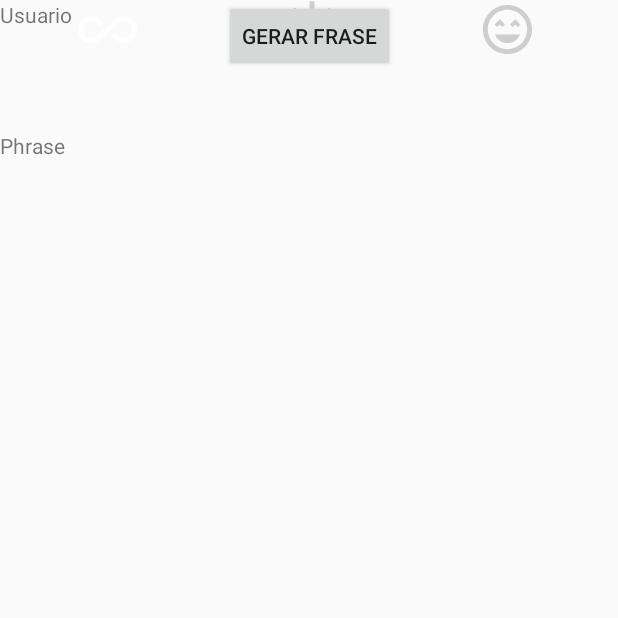
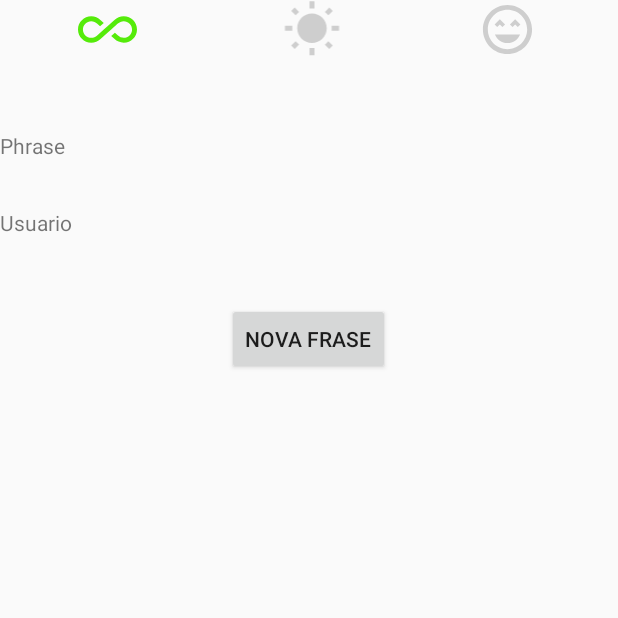
Before and after one commit to julio-cesar-vgs/kotlin-projeto2, an Android app: the MainActivity screen opened directly, with no data from a screen before it, on a phone screen of 412 x 824 dp, the top half of it. Run offline under Robolectric (Android 15) with nearby library versions, the phone set to English and light mode, and no system bars.

Commit message:
118. Implementando filtro
Signed-off-by: Sleepk <julio.cesar.vgs@gmail.com>

```diff
--- a/Motivation/app/src/main/java/devmasterteam/com/views/MainActivity.kt
+++ b/Motivation/app/src/main/java/devmasterteam/com/views/MainActivity.kt
@@ -1,14 +1,75 @@
 package devmasterteam.com.views
 
 import android.os.Bundle
+import android.view.View
 import androidx.appcompat.app.AppCompatActivity
 import devmasterteam.com.R
+import devmasterteam.com.util.MotivationConstants
+import kotlinx.android.synthetic.main.activity_main.*
 
-class MainActivity : AppCompatActivity() {
+class MainActivity : AppCompatActivity(), View.OnClickListener {
 
+    // declaracao inicial da variavel trazendo o all
+    private var mFilter = MotivationConstants.PHRASE_FILTER.ALL
+
+    //cria a primeira tela.
     override fun onCreate(savedInstanceState: Bundle?) {
         super.onCreate(savedInstanceState)
         setContentView(R.layout.activity_main)
+
+        /**
+         * setta o evento
+         */
+        setListeners()
+
+        //Inicializa
+        handleFilter(R.id.imageAll)
+    }
+
+    /**
+     * onde é feito o click dos botoes
+     */
+    private fun setListeners() {
+        imageAll.setOnClickListener(this)
+        imageHappy.setOnClickListener(this)
+        imageSun.setOnClickListener(this)
+        buttonNewPhrase.setOnClickListener(this)
+    }
+
+    /**
+     * Aqui sera reconhecido o click dos itens.
+     */
+    override fun onClick(view: View?) {
+        val id = view?.id
+        val listID = listOf(R.id.imageAll, R.id.imageHappy, R.id.imageSun)
+        if (id in listID) {
+            handleFilter(id)
+        } else {
+            refreshPhrase()
+        }
+
+    }
+
+    private fun handleFilter(id: Int?) {
+
+        imageSun.setImageResource(R.drawable.ic_sun_unselected)
+        imageAll.setImageResource(R.drawable.ic_all_unselected)
+        imageHappy.setImageResource(R.drawable.ic_happy_unselected)
+
+        if (id == R.id.imageAll) {
+            mFilter = MotivationConstants.PHRASE_FILTER.ALL
+            imageAll.setImageResource(R.drawable.ic_all_selected)
+        } else if (id == R.id.imageHappy) {
+            mFilter = MotivationConstants.PHRASE_FILTER.HAPPY
+            imageHappy.setImageResource(R.drawable.ic_happy_selected)
+        } else if (id == R.id.imageSun) {
+            mFilter = MotivationConstants.PHRASE_FILTER.SUN
+            imageSun.setImageResource(R.drawable.ic_sun_selected)
+        }
+    }
+
+    private fun refreshPhrase() {
+
     }
 
 
--- a/Motivation/app/src/main/res/layout/activity_main.xml
+++ b/Motivation/app/src/main/res/layout/activity_main.xml
@@ -55,9 +55,10 @@
         android:id="@+id/userName"
         android:layout_width="wrap_content"
         android:layout_height="wrap_content"
+        android:layout_marginTop="32dp"
         android:text="Usuario"
         app:layout_constraintStart_toStartOf="parent"
-        tools:layout_editor_absoluteY="128dp" />
+        app:layout_constraintTop_toBottomOf="@+id/textPhrase" />
 
     <TextView
         android:id="@+id/textPhrase"
@@ -66,16 +67,18 @@
         android:layout_marginTop="48dp"
         android:text="Phrase"
         app:layout_constraintStart_toStartOf="parent"
-        app:layout_constraintTop_toBottomOf="@id/linearMenuFilter" />
+        app:layout_constraintTop_toBottomOf="@+id/linearMenuFilter" />
 
     <Button
-        android:id="@+id/newPhrase"
+        android:id="@+id/buttonNewPhrase"
         android:layout_width="wrap_content"
         android:layout_height="wrap_content"
-        android:text="Gerar Frase"
+        android:layout_marginTop="44dp"
+        android:text="Nova Frase"
         app:layout_constraintEnd_toEndOf="parent"
+        app:layout_constraintHorizontal_bias="0.498"
         app:layout_constraintStart_toStartOf="parent"
-        tools:layout_editor_absoluteY="174dp" />
+        app:layout_constraintTop_toBottomOf="@+id/userName" />
 
 
 </androidx.constraintlayout.widget.ConstraintLayout>
--- a/Motivation/app/src/main/res/values/colors.xml
+++ b/Motivation/app/src/main/res/values/colors.xml
@@ -6,7 +6,7 @@
 
     <color name="black_overlay">#66000000</color>
 
-    <color name="menuItemSelected">#ffffff</color>
+    <color name="menuItemSelected">#55EB0A</color>
     <color name="menuItemUnselected">#cecece</color>
 
 </resources>
```
